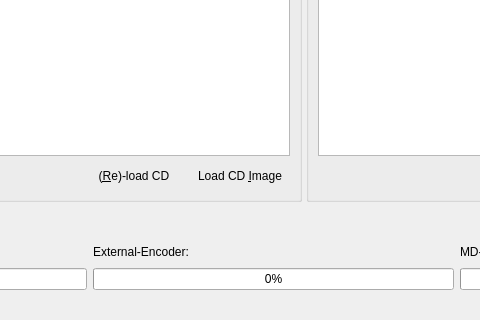
Jo2003/cd2netmd_gui, file mainwindow.ui: the form before one commit; both pictures show x 282 to 762 and y 518 to 838 of the 1165 by 838 pixel window.
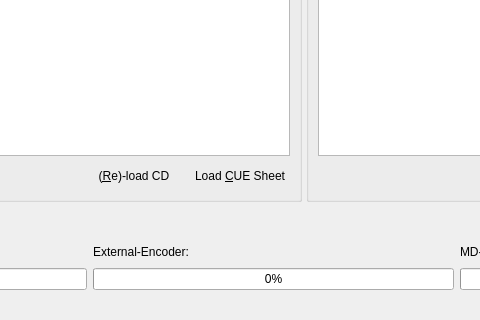
The form after the commit. Icons and pictures are not drawn. Custom widgets are drawn as their Qt base class.

What changed in the file:
```diff
--- a/mainwindow.ui
+++ b/mainwindow.ui
@@ -131,7 +131,17 @@
              </size>
             </property>
             <property name="text">
-             <string>Load CD &amp;Image</string>
+             <string>Load &amp;CUE Sheet</string>
+            </property>
+            <property name="icon">
+             <iconset resource="resources.qrc">
+              <normaloff>:/buttons/cue</normaloff>:/buttons/cue</iconset>
+            </property>
+            <property name="iconSize">
+             <size>
+              <width>32</width>
+              <height>32</height>
+             </size>
             </property>
             <property name="flat">
              <bool>true</bool>
```
Left out of the diff: 29 changed lines with no effect on the pictures.
